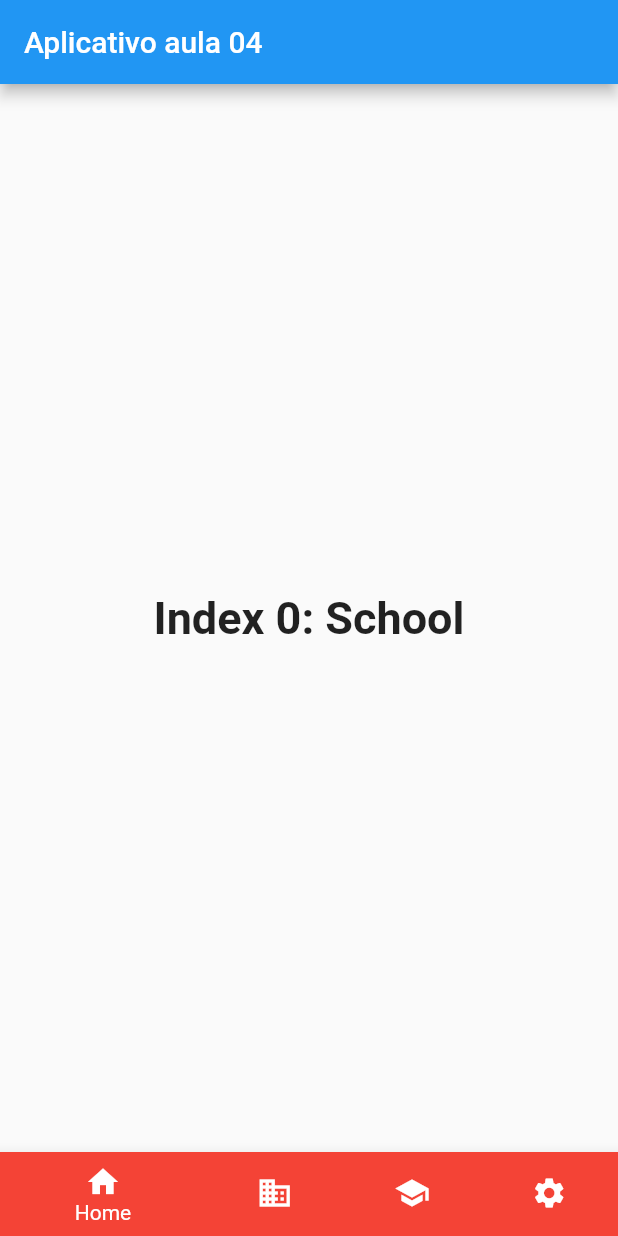
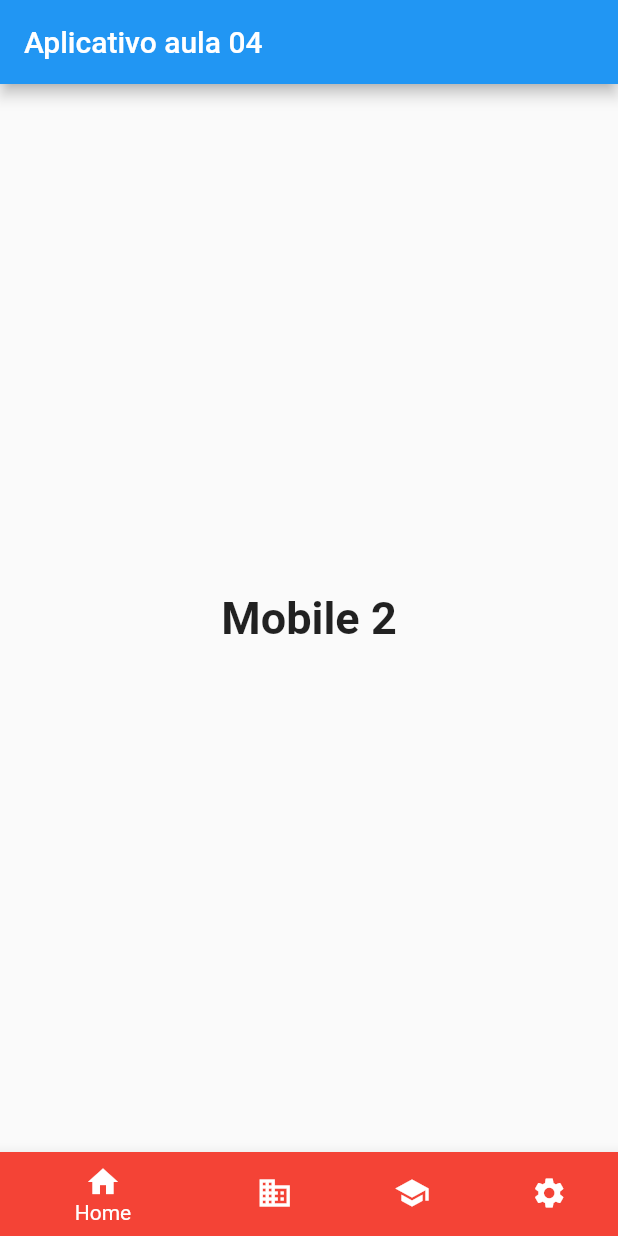
Before and after one commit to danielvieira95/DESM-2, a Flutter app: the screen it shows after launch, on a phone screen of 412 x 824 dp. Run offline on Flutter 3.47's test engine with Material 2 defaults, Android fonts, the light colour scheme and no system bars.

Commit message:
Check box

```diff
--- a/Apps-TA/aula04_navigator/lib/main.dart
+++ b/Apps-TA/aula04_navigator/lib/main.dart
@@ -30,15 +30,17 @@ class _Navigator_screenState extends State<Navigator_screen> {
   // Cria lista de widgets
   static const List<Widget> _widgetOptions = <Widget>[
 
-   Text(
+   /*Text(
       'Index 0: School',
       style: optionStyle,
-    ),
+    ), */
    // Tela1() ,
-    Text(
+   TelaHome(),
+    /*Text(
       'Index 1: Business',
       style: optionStyle,
-    ),
+    ),*/
+    CheckboxExample(),
 
     Text(
       'Index 2: School',
@@ -102,3 +104,54 @@ class _Navigator_screenState extends State<Navigator_screen> {
     );
   }
 }
+
+class TelaHome extends StatelessWidget {
+  const TelaHome({super.key});
+ static const TextStyle styletext =  TextStyle(fontSize: 30, fontWeight: FontWeight.bold);
+  @override
+  Widget build(BuildContext context) {
+    return Scaffold(
+
+      body: Column(
+        mainAxisAlignment: MainAxisAlignment.center,
+        children: [
+
+          Center(child: Text("Mobile 2",style: styletext)),
+        ],
+      ),
+    );
+  }
+}
+
+class CheckboxExample extends StatefulWidget {
+  const CheckboxExample({super.key});
+
+  @override
+  State<CheckboxExample> createState() => CheckBoxState();
+}
+bool ischeck = false;
+class CheckBoxState extends State<CheckboxExample> {
+   // variavel para armazenar o valor do check box
+  @override
+  Widget build(BuildContext context) {
+    return Scaffold(
+      body: Column(
+        children: [
+          Text("Check Box 1"),
+          Checkbox(
+            // Value é o parametro do check box
+            // ischeck variavel booleana que recebe o parametro value do check box
+          value:  ischeck,
+          onChanged: (bool? value){
+            setState(() {
+                ischeck = value!;
+
+            });
+
+          }),
+            Text("Status do checkbox $ischeck"),
+        ],
+      ),
+    );
+  }
+}
```
